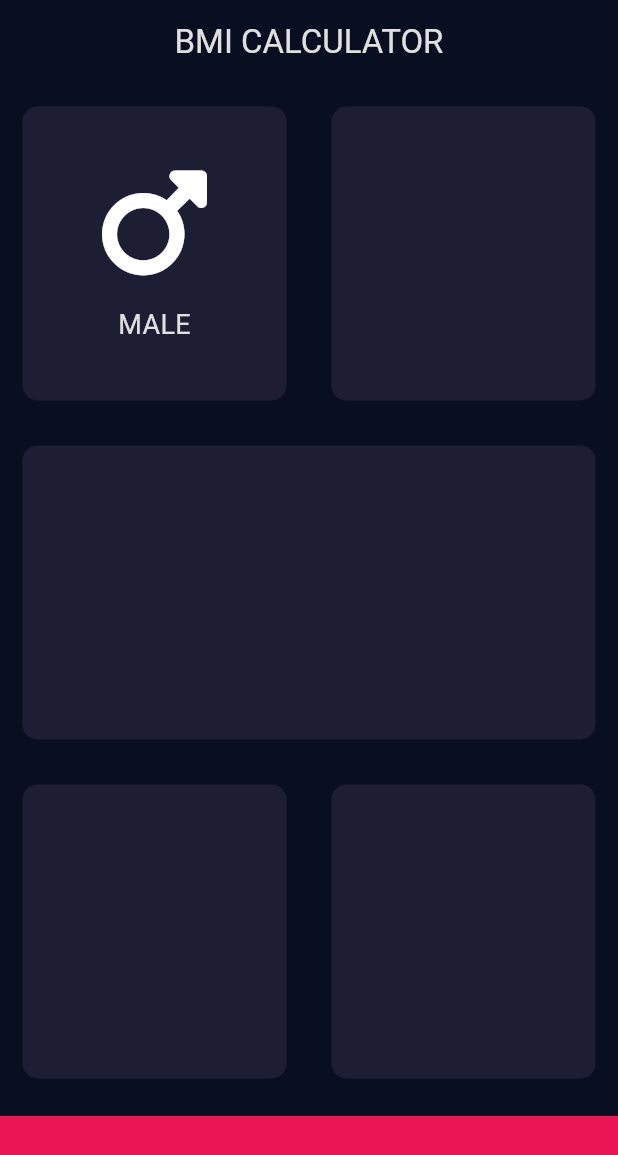
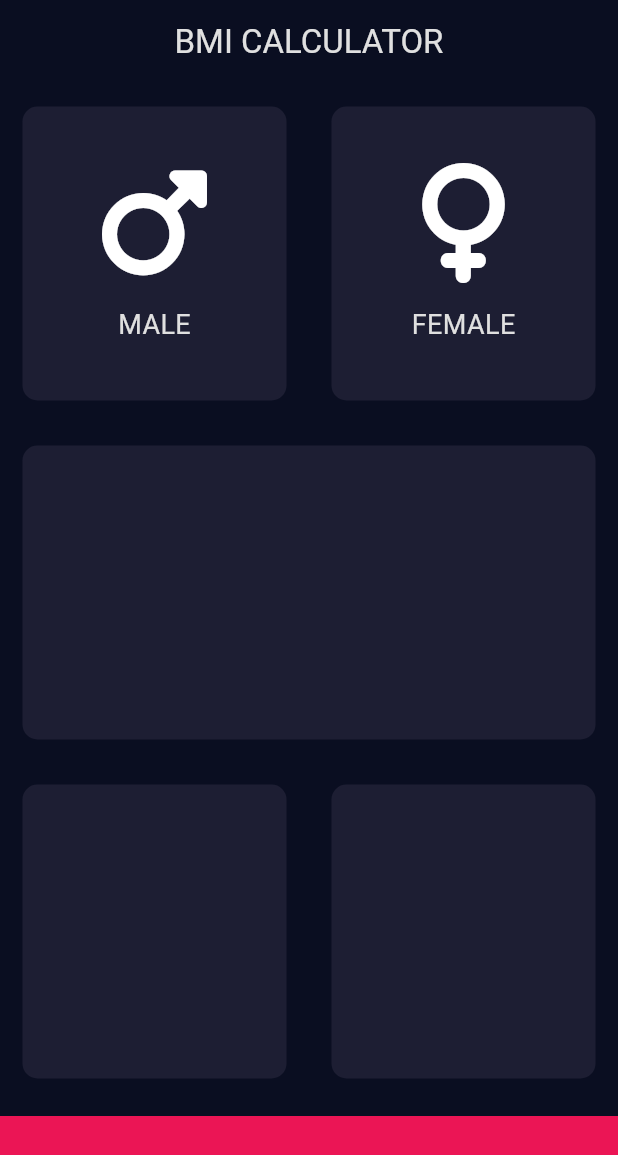
Before and after one commit to ChristianMC07/bmi_calculator, a Flutter app: the screen it shows after launch, on a phone screen of 412 x 824 dp. Shown: the top 1155 px of the screen. Run offline on Flutter 3.47's test engine with Material 3 defaults, Android fonts, the phone set to English and light mode, and no system bars; our stand-ins replace font_awesome_flutter.

```diff
--- a/lib/input_page.dart
+++ b/lib/input_page.dart
@@ -27,12 +27,19 @@ class _InputPageState extends State<InputPage> {
                 Expanded(
                   child: ReusableCard(
                     myColor: cardBackgroundColor,
-                    cardChild: IconContent(),
+                    cardChild: IconContent(
+                      iconText: "MALE",
+                      fontAwesomeIcon: FontAwesomeIcons.mars,
+                    ),
                   ),
                 ),
                 Expanded(
                   child: ReusableCard(
                     myColor: cardBackgroundColor,
+                    cardChild: IconContent(
+                      iconText: "FEMALE",
+                      fontAwesomeIcon: FontAwesomeIcons.venus,
+                    ),
                   ),
                 )
               ],
@@ -71,35 +78,6 @@ class _InputPageState extends State<InputPage> {
   }
 }
 
-class IconContent extends StatelessWidget {
-  const IconContent({
-    super.key,
-  });
-
-  @override
-  Widget build(BuildContext context) {
-    return Column(
-      mainAxisAlignment: MainAxisAlignment.center,
-      children: [
-        Icon(
-          FontAwesomeIcons.mars,
-          size: 80.0,
-          color: Colors.white,
-        ),
-        SizedBox(
-          height: 15.0,
-        ),
-        Text(
-          "MALE",
-          style: TextStyle(
-            fontSize: 18.00,
-          ),
-        ),
-      ],
-    );
-  }
-}
-
 class ReusableCard extends StatelessWidget {
   final Color myColor;
   final Widget? cardChild;
@@ -122,3 +100,34 @@ class ReusableCard extends StatelessWidget {
     );
   }
 }
+
+class IconContent extends StatelessWidget {
+  final String iconText;
+  final IconData fontAwesomeIcon;
+
+  const IconContent(
+      {super.key, required this.iconText, required this.fontAwesomeIcon});
+
+  @override
+  Widget build(BuildContext context) {
+    return Column(
+      mainAxisAlignment: MainAxisAlignment.center,
+      children: [
+        Icon(
+          fontAwesomeIcon,
+          size: 80.0,
+          color: Colors.white,
+        ),
+        SizedBox(
+          height: 15.0,
+        ),
+        Text(
+          iconText,
+          style: TextStyle(
+            fontSize: 18.00,
+          ),
+        ),
+      ],
+    );
+  }
+}
```
